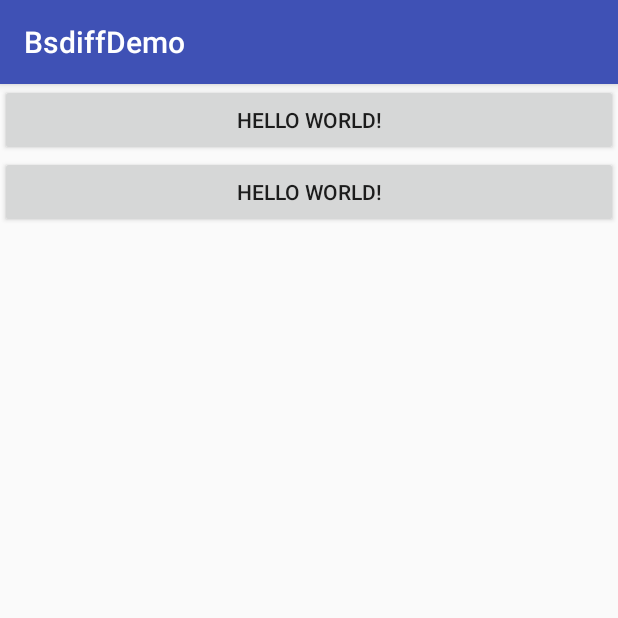
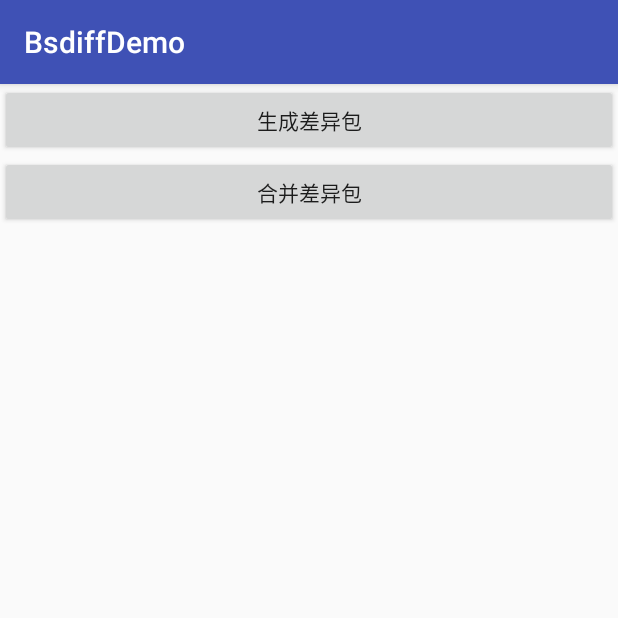
Before and after one commit to xiong955/BsdiffDemo, an Android app: the screen it shows after launch (MainActivity), on a phone screen of 412 x 824 dp, the top half of it. Run offline under Robolectric (Android 15) with nearby library versions, the phone set to English and light mode, and no system bars.

Commit message:
修改XML文本

```diff
--- a/app/src/main/res/layout/activity_main.xml
+++ b/app/src/main/res/layout/activity_main.xml
@@ -11,12 +11,12 @@
         android:id="@+id/bt_1"
         android:layout_width="match_parent"
         android:layout_height="wrap_content"
-        android:text="Hello World!" />
+        android:text="生成差异包" />
 
     <Button
         android:id="@+id/bt_2"
         android:layout_width="match_parent"
         android:layout_height="wrap_content"
-        android:text="Hello World!" />
+        android:text="合并差异包" />
 
 </LinearLayout>
```
